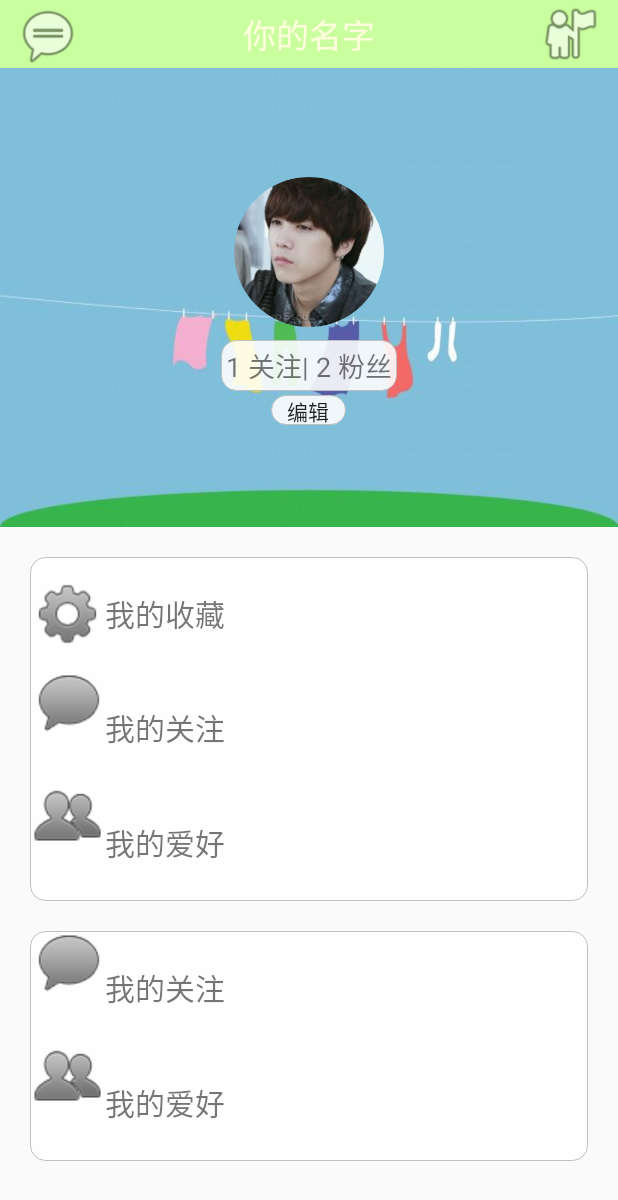
After one commit to rivalnhwc/Mrzz, an Android app: the PersonalActivity screen opened directly, with no data from a screen before it, on a phone screen of 412 x 824 dp. The commit adds this screen. Shown: the top 1200 px of the screen. Run offline under Robolectric (Android 15) with nearby library versions, the phone set to English and light mode, and no system bars; our stand-ins replace CircleImageView.

Commit message:
sixth commit

```diff
--- a/app/src/main/AndroidManifest.xml
+++ b/app/src/main/AndroidManifest.xml
@@ -21,6 +21,11 @@
             android:label="@string/app_name">
 
         </activity>
+        <activity
+            android:name=".atys.PersonalActivity"
+            android:label="@string/app_name">
+
+        </activity>
     </application>
 
 </manifest>
--- /dev/null
+++ b/app/src/main/java/com/freud/mrzz/atys/PersonalActivity.java
@@ -0,0 +1,17 @@
+package com.freud.mrzz.atys;
+
+import android.app.Activity;
+import android.os.Bundle;
+
+import com.freud.mrzz.R;
+
+/**
+ * Created by rival on 2015/3/31.
+ */
+public class PersonalActivity extends Activity{
+    @Override
+    protected void onCreate(Bundle savedInstanceState) {
+        super.onCreate(savedInstanceState);
+        setContentView(R.layout.activity_persional);
+    }
+}
--- a/app/src/main/java/com/freud/mrzz/frags/indexFrag_mainAty.java
+++ b/app/src/main/java/com/freud/mrzz/frags/indexFrag_mainAty.java
@@ -1,21 +1,38 @@
 package com.freud.mrzz.frags;
 
+import android.content.Intent;
+import android.os.Bundle;
 import android.support.v4.app.Fragment;
-import android.os.Bundle;
-import android.support.annotation.Nullable;
 import android.view.LayoutInflater;
 import android.view.View;
 import android.view.ViewGroup;
+import android.widget.ImageView;
 
 import com.freud.mrzz.R;
+import com.freud.mrzz.atys.PersonalActivity;
 
 /**
  * Created by rival on 2015/3/8.
  */
-public class indexFrag_mainAty extends Fragment {
-    @Nullable
+public class indexFrag_mainAty extends Fragment implements View.OnClickListener {
+
+    private ImageView iv_personal;
+
+    public View onCreateView(LayoutInflater inflater, ViewGroup container, Bundle savedInstanceState) {
+        View view = inflater.inflate(R.layout.fragment_index_mainaty, container, false);
+
+        iv_personal = (ImageView) view.findViewById(R.id.iv_topersonalaty_indexfrag_mainaty);
+        iv_personal.setOnClickListener(this);
+        return view;
+    }
+
     @Override
-    public View onCreateView(LayoutInflater inflater, ViewGroup container, Bundle savedInstanceState) {
-        return inflater.inflate(R.layout.fragment_index_mainaty, container, false);
+    public void onClick(View v) {
+        switch (v.getId()){
+            case R.id.iv_topersonalaty_indexfrag_mainaty:
+                Intent i = new Intent(getActivity(), PersonalActivity.class);
+                startActivity(i);
+                break;
+        }
     }
 }
--- a/app/src/main/java/com/freud/mrzz/frags/socialFrag_mainAty.java
+++ b/app/src/main/java/com/freud/mrzz/frags/socialFrag_mainAty.java
@@ -1,13 +1,15 @@
 package com.freud.mrzz.frags;
 
-import android.support.v4.app.Fragment;
+import android.content.Intent;
 import android.os.Bundle;
 import android.support.annotation.Nullable;
+import android.support.v4.app.Fragment;
 import android.support.v4.app.FragmentPagerAdapter;
 import android.support.v4.view.ViewPager;
 import android.view.LayoutInflater;
 import android.view.View;
 import android.view.ViewGroup;
+import android.widget.ImageView;
 
 import com.freud.mrzz.R;
 import com.freud.mrzz.views.ColorTrackView;
@@ -25,6 +27,7 @@ public class socialFrag_mainAty extends Fragment implements View.OnClickListener
     private communityFrag_socialFrag[] mFragments = new communityFrag_socialFrag[mTitles.length];
     private List<ColorTrackView> mTabs = new ArrayList<ColorTrackView>();
     private ColorTrackView id_tab_first_socialfrag,id_tab_second_socialfrag,id_tab_third_socialfrag;
+    private ImageView iv_topersonalaty_socialfrag;
     @Nullable
     @Override
     public View onCreateView(LayoutInflater inflater, ViewGroup container, Bundle savedInstanceState) {
@@ -96,10 +99,12 @@ public class socialFrag_mainAty extends Fragment implements View.OnClickListener
         id_tab_first_socialfrag = (ColorTrackView) view.findViewById(R.id.id_tab_first_socialfrag);
         id_tab_second_socialfrag = (ColorTrackView) view.findViewById(R.id.id_tab_second_socialfrag);
         id_tab_third_socialfrag = (ColorTrackView) view.findViewById(R.id.id_tab_third_socialfrag);
+        iv_topersonalaty_socialfrag = (ImageView) view.findViewById(R.id.iv_topersonalaty_socailfrag_mainaty);
 
         id_tab_first_socialfrag.setOnClickListener(this);
         id_tab_second_socialfrag.setOnClickListener(this);
         id_tab_third_socialfrag.setOnClickListener(this);
+        iv_topersonalaty_socialfrag.setOnClickListener(this);
 
         mTabs.add((ColorTrackView) view.findViewById(R.id.id_tab_first_socialfrag));
         mTabs.add((ColorTrackView) view.findViewById(R.id.id_tab_second_socialfrag));
@@ -124,6 +129,10 @@ public class socialFrag_mainAty extends Fragment implements View.OnClickListener
                 mTabs.get(2).setProgress(1.0f);
                 vpSocial_mainAty.setCurrentItem(2,false);
                 break;
+            case R.id.iv_topersonalaty_socailfrag_mainaty:
+                Intent i = new Intent(this.getActivity(), com.freud.mrzz.atys.PersonalActivity.class);
+                startActivity(i);
+                break;
         }
 
     }
--- /dev/null
+++ b/app/src/main/res/drawable/layout_border.xml
@@ -0,0 +1,23 @@
+<?xml version="1.0" encoding="utf-8"?>
+<shape xmlns:android="http://schemas.android.com/apk/res/android" >
+
+    <solid android:color="#e0FFFFFF" />
+
+    <stroke
+        android:width="0.01dp"
+        android:color="#BFBFBF" />
+
+
+    <padding
+        android:bottom="1dp"
+        android:left="0.5dp"
+        android:right="0.5dp"
+        android:top="0dp" />
+
+    <corners
+        android:bottomLeftRadius="10dp"
+        android:bottomRightRadius="10dp"
+        android:topLeftRadius="10dp"
+        android:topRightRadius="10dp" />
+
+</shape>
--- /dev/null
+++ b/app/src/main/res/layout/activity_persional.xml
@@ -0,0 +1,191 @@
+<?xml version="1.0" encoding="utf-8"?>
+<LinearLayout xmlns:android="http://schemas.android.com/apk/res/android"
+    android:layout_width="match_parent"
+    android:layout_height="match_parent"
+    android:orientation="vertical">
+
+    <RelativeLayout
+        android:layout_width="fill_parent"
+        android:layout_height="45dp"
+        android:background="#ffcaffa0">
+
+        <ImageView
+            android:layout_width="wrap_content"
+            android:layout_height="wrap_content"
+            android:layout_alignParentLeft="true"
+            android:src="@drawable/index_left_mainaty" />
+
+        <TextView
+            android:layout_width="wrap_content"
+            android:layout_height="wrap_content"
+            android:layout_centerInParent="true"
+            android:text="你的名字"
+            android:textColor="#FFFFDD"
+            android:textSize="22sp" />
+
+        <ImageView
+            android:layout_width="wrap_content"
+            android:layout_height="wrap_content"
+            android:layout_alignParentRight="true"
+            android:src="@drawable/index_right_mainaty" />
+
+    </RelativeLayout>
+
+    <FrameLayout
+        android:layout_width="match_parent"
+        android:layout_height="0dp"
+        android:layout_weight="4">
+
+        <ImageView
+            android:layout_gravity="center"
+            android:layout_width="wrap_content"
+            android:layout_height="wrap_content"
+            android:background="@drawable/bg_test" />
+
+        <com.freud.mrzz.views.CircleImageView
+            android:layout_width="100dp"
+            android:layout_height="100dp"
+            android:layout_gravity="center"
+            android:layout_marginBottom="30dp"
+            android:src="@drawable/tx_test" />
+
+        <TextView
+            android:padding="3dp"
+            android:layout_width="wrap_content"
+            android:layout_height="wrap_content"
+            android:layout_gravity="center"
+            android:layout_marginTop="45dp"
+            android:background="@drawable/layout_border"
+            android:text="1 关注| 2 粉丝"
+            android:textSize="18sp" />
+
+        <Button
+            android:textSize="14dp"
+            android:layout_width="50dp"
+            android:layout_height="20dp"
+            android:layout_gravity="center"
+            android:layout_marginTop="75dp"
+            android:background="@drawable/layout_border"
+            android:text="编辑" />
+    </FrameLayout>
+
+    <LinearLayout
+        android:layout_width="match_parent"
+        android:layout_height="0dp"
+        android:layout_margin="20dp"
+        android:layout_weight="3"
+        android:background="@drawable/layout_border"
+        android:orientation="vertical">
+
+        <RelativeLayout
+            android:layout_width="match_parent"
+            android:layout_height="0dp"
+            android:layout_weight="1">
+
+            <ImageView
+                android:id="@+id/iv_personal_icon_first_main"
+                android:layout_width="wrap_content"
+                android:layout_height="match_parent"
+                android:src="@drawable/tab_settings_normal" />
+
+            <TextView
+                android:layout_centerVertical="true"
+                android:textSize="20sp"
+                android:layout_width="wrap_content"
+                android:layout_height="wrap_content"
+                android:layout_toRightOf="@id/iv_personal_icon_first_main"
+                android:text="我的收藏" />
+
+
+        </RelativeLayout>
+
+        <RelativeLayout
+            android:layout_width="match_parent"
+            android:layout_height="0dp"
+            android:layout_weight="1">
+
+            <ImageView
+                android:id="@+id/iv_personal_icon_second_main"
+                android:layout_width="wrap_content"
+                android:layout_height="wrap_content"
+                android:src="@drawable/tab_weixin_normal" />
+            <TextView
+                android:layout_centerVertical="true"
+                android:textSize="20sp"
+                android:layout_width="wrap_content"
+                android:layout_height="wrap_content"
+                android:layout_toRightOf="@id/iv_personal_icon_second_main"
+                android:text="我的关注" />
+        </RelativeLayout>
+
+        <RelativeLayout
+            android:layout_width="match_parent"
+            android:layout_height="0dp"
+            android:layout_weight="1">
+
+            <ImageView
+                android:id="@+id/iv_personal_icon_third_main"
+                android:layout_width="wrap_content"
+                android:layout_height="wrap_content"
+                android:src="@drawable/tab_find_frd_normal" />
+            <TextView
+                android:layout_centerVertical="true"
+                android:textSize="20sp"
+                android:layout_width="wrap_content"
+                android:layout_height="wrap_content"
+                android:layout_toRightOf="@id/iv_personal_icon_third_main"
+                android:text="我的爱好" />
+        </RelativeLayout>
+
+    </LinearLayout>
+
+    <LinearLayout
+        android:orientation="vertical"
+        android:layout_width="match_parent"
+        android:layout_height="0dp"
+        android:layout_marginLeft="20dp"
+        android:layout_marginRight="20dp"
+       android:layout_marginBottom="50dp"
+        android:layout_weight="2"
+        android:background="@drawable/layout_border">
+
+        <RelativeLayout
+            android:layout_width="match_parent"
+            android:layout_height="0dp"
+            android:layout_weight="1">
+
+            <ImageView
+                android:id="@+id/iv_personal_icon_forth_main"
+                android:layout_width="wrap_content"
+                android:layout_height="wrap_content"
+                android:src="@drawable/tab_weixin_normal" />
+            <TextView
+                android:layout_centerVertical="true"
+                android:textSize="20sp"
+                android:layout_width="wrap_content"
+                android:layout_height="wrap_content"
+                android:layout_toRightOf="@id/iv_personal_icon_forth_main"
+                android:text="我的关注" />
+        </RelativeLayout>
+
+        <RelativeLayout
+            android:layout_width="match_parent"
+            android:layout_height="0dp"
+            android:layout_weight="1">
+
+            <ImageView
+                android:id="@+id/iv_personal_icon_fifth_main"
+                android:layout_width="wrap_content"
+                android:layout_height="wrap_content"
+                android:src="@drawable/tab_find_frd_normal" />
+            <TextView
+                android:layout_centerVertical="true"
+                android:textSize="20sp"
+                android:layout_width="wrap_content"
+                android:layout_height="wrap_content"
+                android:layout_toRightOf="@id/iv_personal_icon_fifth_main"
+                android:text="我的爱好" />
+        </RelativeLayout>
+
+    </LinearLayout>
+</LinearLayout>
--- a/app/src/main/res/layout/fragment_index_mainaty.xml
+++ b/app/src/main/res/layout/fragment_index_mainaty.xml
@@ -24,6 +24,7 @@
             android:textSize="22sp" />
 
         <ImageView
+            android:id="@+id/iv_topersonalaty_indexfrag_mainaty"
             android:layout_width="wrap_content"
             android:layout_height="wrap_content"
             android:layout_alignParentRight="true"
--- a/app/src/main/res/layout/fragment_social_mainaty.xml
+++ b/app/src/main/res/layout/fragment_social_mainaty.xml
@@ -26,6 +26,7 @@
             android:textSize="22sp" />
 
         <ImageView
+            android:id="@+id/iv_topersonalaty_socailfrag_mainaty"
             android:layout_width="wrap_content"
             android:layout_height="wrap_content"
             android:layout_alignParentRight="true"
```
Also changed, not shown: app/src/main/res/drawable/bg_test.jpg (added), app/src/main/res/drawable/personal_bg_main.jpg (added).
